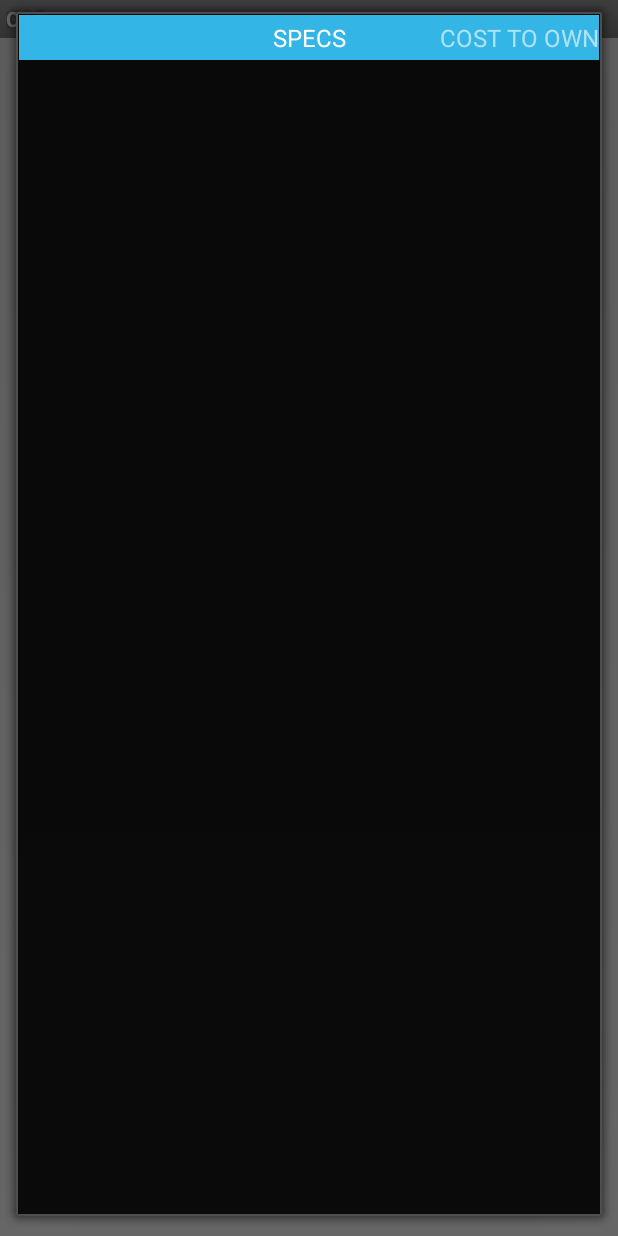
After one commit to bccblabs/carmera, an Android app: the fragment FragmentDialog shown on its own in the app's theme, on a phone screen of 412 x 824 dp. The commit adds this screen. Run offline under Robolectric (Android 15) with nearby library versions, the phone set to English and light mode, and no system bars.

Commit message:
fragments diaglog

```diff
--- /dev/null
+++ b/app/src/main/java/veme/cario/com/CARmera/fragment/FragmentDialog.java
@@ -0,0 +1,105 @@
+package veme.cario.com.CARmera.fragment;
+import android.app.Dialog;
+import android.os.Bundle;
+import android.support.v4.app.DialogFragment;
+import android.support.v4.app.Fragment;
+import android.support.v4.app.FragmentManager;
+import android.support.v4.app.FragmentPagerAdapter;
+import android.support.v4.view.ViewPager;
+import android.view.LayoutInflater;
+import android.view.View;
+import android.view.ViewGroup;
+import android.view.Window;
+
+import veme.cario.com.CARmera.R;
+
+public class FragmentDialog extends DialogFragment {
+
+    private SectionsPagerAdapter sectionsPagerAdapter;
+    private ViewPager viewPager;
+    private final static int NUM_FRAG = 6;
+
+    @Override
+    public Dialog onCreateDialog(final Bundle savedInstanceState) {
+        Dialog dialog = super.onCreateDialog(savedInstanceState);
+        dialog.requestWindowFeature(Window.FEATURE_NO_TITLE);
+        dialog.getWindow().setLayout(ViewGroup.LayoutParams.MATCH_PARENT,
+                                        ViewGroup.LayoutParams.MATCH_PARENT);
+        return dialog;
+    }
+
+    @Override
+    public View onCreateView(LayoutInflater inflater,
+                             ViewGroup container, Bundle savedInstanceState) {
+
+        View view = inflater.inflate(R.layout.fragment_dialog, container);
+        sectionsPagerAdapter = new SectionsPagerAdapter(getChildFragmentManager());
+        // Set up the ViewPager with the sections adapter.
+        viewPager = (ViewPager)view.findViewById(R.id.pager);
+        viewPager.setAdapter(sectionsPagerAdapter);
+        return view;
+    }
+
+    /* Tab paging */
+    public class SectionsPagerAdapter extends FragmentPagerAdapter {
+
+        public SectionsPagerAdapter(FragmentManager fm) {
+            super(fm);
+        }
+
+        @Override
+        public Fragment getItem(int position) {
+            switch (position) {
+                case 0: {
+                    SpecsFragment specsFragment = new SpecsFragment();
+                    return specsFragment;
+                }
+                case 1: {
+                    OwnershipCostFragment ownershipCostFragment = new OwnershipCostFragment();
+                    return ownershipCostFragment;
+                }
+                case 2: {
+                    DealershipFragment dealershipFragment = new DealershipFragment();
+                    return dealershipFragment;
+                }
+                case 3: {
+                    RentalFragment rentalFragment = new RentalFragment();
+                    return rentalFragment;
+                }
+                case 4: {
+                    NewsFragment newsFragment = new NewsFragment();
+                    return newsFragment;
+                }
+                case 5: {
+                    RecommendedFragment recommendedFragment = new RecommendedFragment();
+                    return recommendedFragment;
+                }
+            }
+            return null;
+        }
+
+        @Override
+        public int getCount() {
+            return NUM_FRAG;
+        }
+
+        @Override
+        public CharSequence getPageTitle(int position) {
+            switch (position) {
+                case 0:
+                    return "SPECS";
+                case 1:
+                    return "COST TO OWN";
+                case 2:
+                    return "NEARBY LISTINGS";
+                case 3:
+                    return "RENTALS";
+                case 4:
+                    return "NEWS";
+                case 5:
+                    return "RECOMMENDED";
+            }
+            return null;
+        }
+    }
+}
--- /dev/null
+++ b/app/src/main/java/veme/cario/com/CARmera/fragment/OwnershipCostFragment.java
@@ -0,0 +1,19 @@
+package veme.cario.com.CARmera.fragment;
+
+import android.os.Bundle;
+import android.support.v4.app.Fragment;
+import android.view.LayoutInflater;
+import android.view.View;
+import android.view.ViewGroup;
+
+import veme.cario.com.CARmera.R;
+
+/**
+ * Created by bski on 11/10/14.
+ */
+public class OwnershipCostFragment extends Fragment {
+    @Override
+    public View onCreateView(LayoutInflater inflater, ViewGroup container, Bundle savedInstanceState) {
+        return inflater.inflate(R.layout.fragment_ownership, container, false);
+    }
+}
--- /dev/null
+++ b/app/src/main/java/veme/cario/com/CARmera/fragment/SpecsFragment.java
@@ -0,0 +1,19 @@
+package veme.cario.com.CARmera.fragment;
+
+import android.os.Bundle;
+import android.support.v4.app.Fragment;
+import android.view.LayoutInflater;
+import android.view.View;
+import android.view.ViewGroup;
+
+import veme.cario.com.CARmera.R;
+
+/**
+ * Created by bski on 11/10/14.
+ */
+public class SpecsFragment extends Fragment {
+    @Override
+    public View onCreateView(LayoutInflater inflater, ViewGroup container, Bundle savedInstanceState) {
+        return inflater.inflate(R.layout.fragment_specs, container, false);
+    }
+}
--- /dev/null
+++ b/app/src/main/res/layout/fragment_dealership.xml
@@ -0,0 +1,6 @@
+<?xml version="1.0" encoding="utf-8"?>
+<LinearLayout xmlns:android="http://schemas.android.com/apk/res/android"
+    android:orientation="vertical" android:layout_width="match_parent"
+    android:layout_height="match_parent">
+
+</LinearLayout>
--- /dev/null
+++ b/app/src/main/res/layout/fragment_dialog.xml
@@ -0,0 +1,14 @@
+<android.support.v4.view.ViewPager
+    xmlns:android="http://schemas.android.com/apk/res/android"
+    android:id="@+id/pager"
+    android:layout_width="match_parent"
+    android:layout_height="match_parent">
+    <android.support.v4.view.PagerTitleStrip
+        android:layout_width="match_parent"
+        android:layout_height="wrap_content"
+        android:layout_gravity="top"
+        android:background="#33b5e5"
+        android:paddingBottom="4dp"
+        android:paddingTop="4dp"
+        android:textColor="#fff" />
+</android.support.v4.view.ViewPager>
--- /dev/null
+++ b/app/src/main/res/layout/fragment_news.xml
@@ -0,0 +1,6 @@
+<?xml version="1.0" encoding="utf-8"?>
+<LinearLayout xmlns:android="http://schemas.android.com/apk/res/android"
+    android:orientation="vertical" android:layout_width="match_parent"
+    android:layout_height="match_parent">
+
+</LinearLayout>
--- /dev/null
+++ b/app/src/main/res/layout/fragment_ownership.xml
@@ -0,0 +1,6 @@
+<?xml version="1.0" encoding="utf-8"?>
+<LinearLayout xmlns:android="http://schemas.android.com/apk/res/android"
+    android:orientation="vertical" android:layout_width="match_parent"
+    android:layout_height="match_parent">
+
+</LinearLayout>
--- /dev/null
+++ b/app/src/main/res/layout/fragment_recommended.xml
@@ -0,0 +1,6 @@
+<?xml version="1.0" encoding="utf-8"?>
+<LinearLayout xmlns:android="http://schemas.android.com/apk/res/android"
+    android:orientation="vertical" android:layout_width="match_parent"
+    android:layout_height="match_parent">
+
+</LinearLayout>
--- /dev/null
+++ b/app/src/main/res/layout/fragment_rental.xml
@@ -0,0 +1,6 @@
+<?xml version="1.0" encoding="utf-8"?>
+<LinearLayout xmlns:android="http://schemas.android.com/apk/res/android"
+    android:orientation="vertical" android:layout_width="match_parent"
+    android:layout_height="match_parent">
+
+</LinearLayout>
--- /dev/null
+++ b/app/src/main/res/layout/fragment_specs.xml
@@ -0,0 +1,6 @@
+<?xml version="1.0" encoding="utf-8"?>
+<LinearLayout xmlns:android="http://schemas.android.com/apk/res/android"
+    android:orientation="vertical" android:layout_width="match_parent"
+    android:layout_height="match_parent">
+
+</LinearLayout>
```
Also changed, not shown: app/src/main/java/veme/cario/com/CARmera/CaptureActivity.java (+7 -4 lines), app/src/main/java/veme/cario/com/CARmera/fragment/DealershipFragment.java (added, +20 -0 lines), app/src/main/java/veme/cario/com/CARmera/fragment/NewsFragment.java (added, +20 -0 lines), app/src/main/java/veme/cario/com/CARmera/fragment/RecommendedFragment.java (added, +20 -0 lines), app/src/main/java/veme/cario/com/CARmera/fragment/RentalFragment.java (added, +21 -0 lines), app/src/main/java/veme/cario/com/CARmera/view/TouchFocusView.java (added, +13 -0 lines), app/src/main/res/layout/activity_capture.xml (+7 -2 lines).
